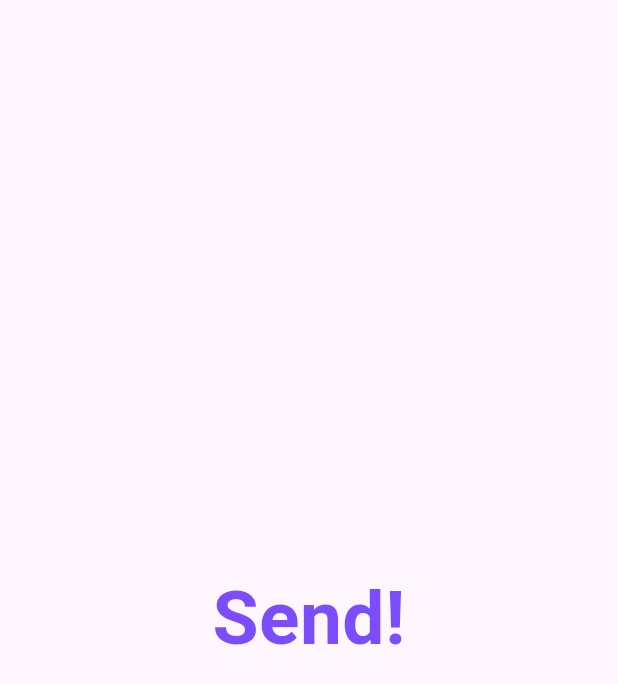
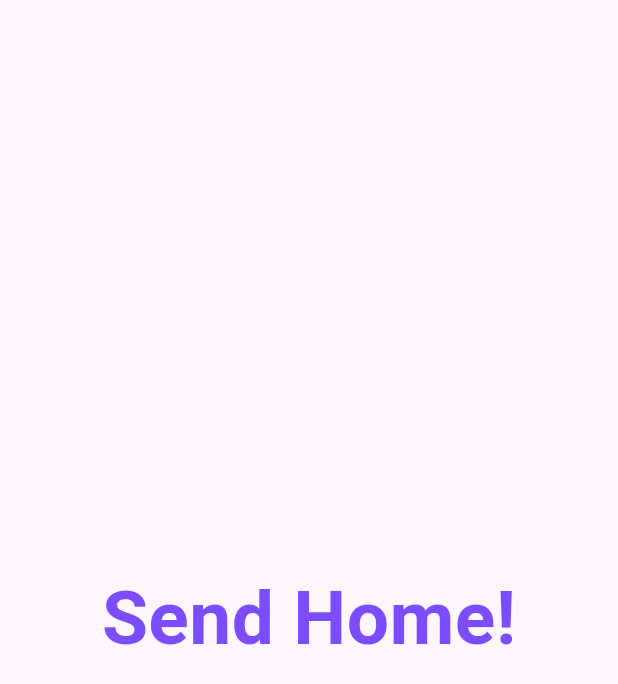
Before and after one commit to ValeuwuIunu/SendHomeDriver, a Flutter app: the SplashScreen screen opened directly, on a phone screen of 412 x 824 dp. Shown: the top 684 px of the screen. Run offline on Flutter 3.47's test engine with Material 2 defaults, Android fonts, the phone set to English and light mode, and no system bars; our stand-ins replace email_validator, firebase_auth, firebase_core, firebase_database, firebase_storage, fluttertoast and 5 more; missing offline and left inert: flutter_polyline_points, geocoder2; accounts and stored records are empty.

Commit message:
Update splash_screen.dart

```diff
--- a/SendHomeDriver/lib/splashScreen/splash_screen.dart
+++ b/SendHomeDriver/lib/splashScreen/splash_screen.dart
@@ -41,7 +41,7 @@ class _SplashScreenState extends State<SplashScreen> {
     return Scaffold(
       body: Center(
         child: Text(
-          'Send!',
+          'Send Home!',
           style: TextStyle(
             fontSize: 50,
             fontWeight: FontWeight.bold,
```
